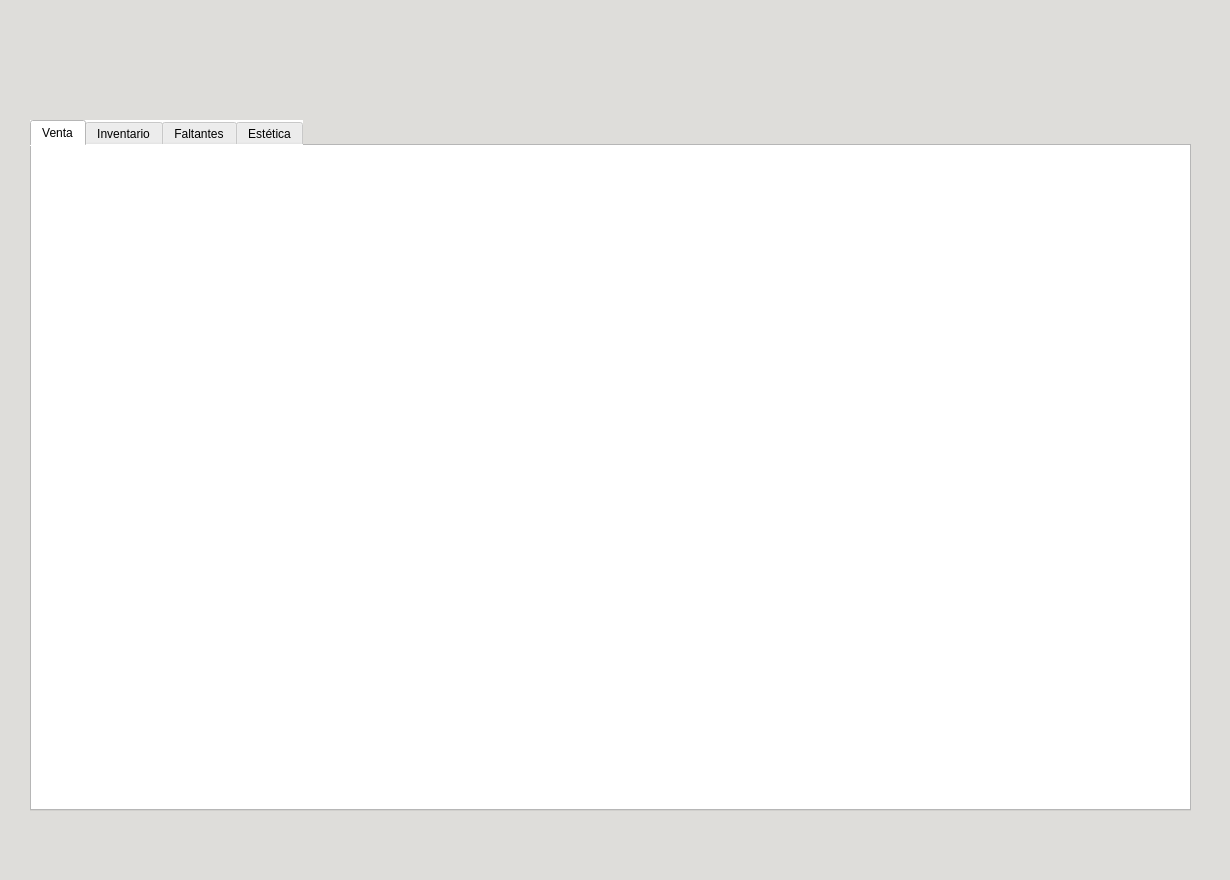
Qt form UI/main.ui (nssmelmsr/CentroVeterinario) before a commit.
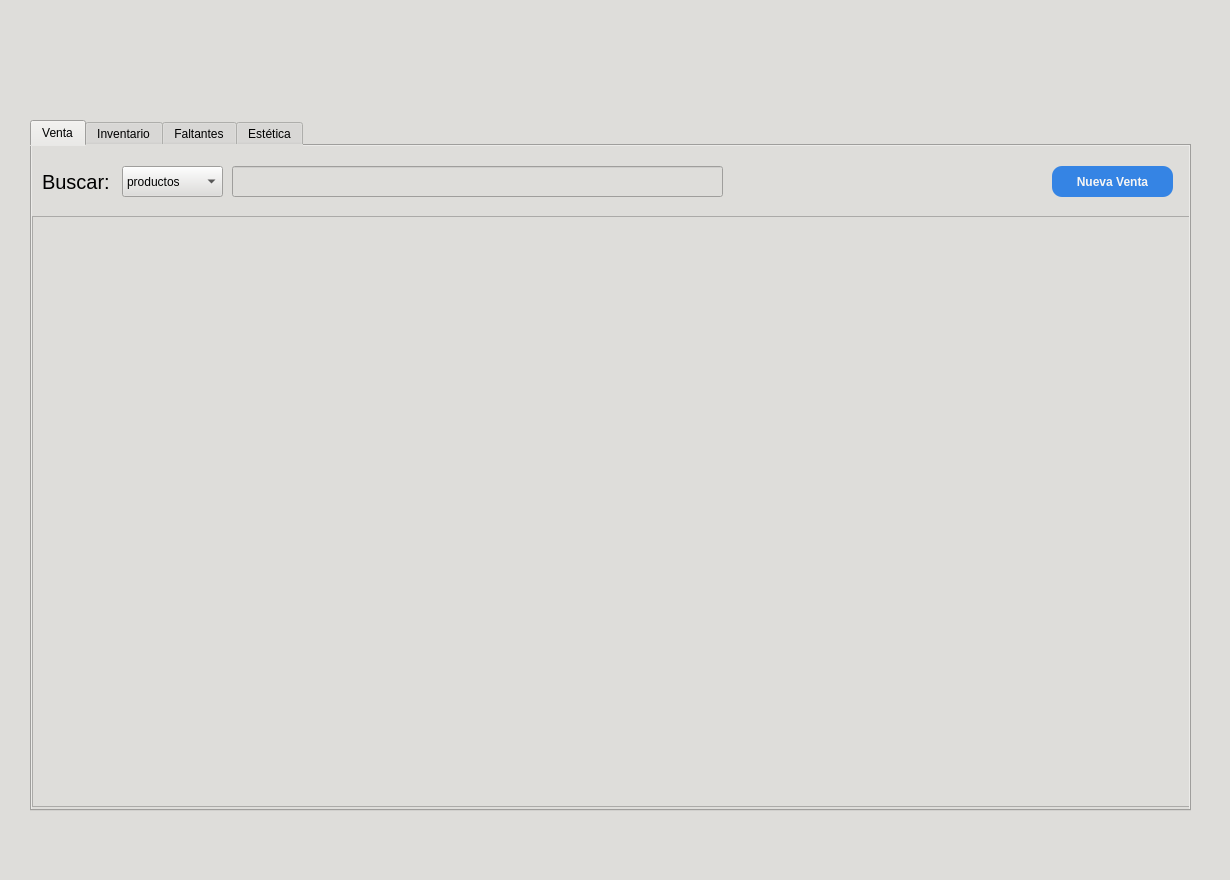
The same form after that commit. The open tabs and pages were chosen to show the change. Icons and pictures are not drawn.

What changed in the file:
```diff
--- a/UI/main.ui
+++ b/UI/main.ui
@@ -306,7 +306,7 @@
        </rect>
       </property>
       <property name="styleSheet">
-       <string notr="true">background-color:rgba(255, 255, 255, 0);background-color:rgba(0, 0, 0, 0);background-color:rgba(255, 255, 255, 255);color:black</string>
+       <string notr="true">background-color:rgb(222, 221, 218);color:black</string>
       </property>
       <property name="currentIndex">
        <number>1</number>
@@ -315,6 +315,138 @@
        <attribute name="title">
         <string>Venta</string>
        </attribute>
+       <widget class="QScrollArea" name="contenedor_cuentas">
+        <property name="geometry">
+         <rect>
+          <x>0</x>
+          <y>70</y>
+          <width>1161</width>
+          <height>591</height>
+         </rect>
+        </property>
+        <property name="widgetResizable">
+         <bool>true</bool>
+        </property>
+        <widget class="QWidget" name="scrollAreaWidgetContents">
+         <property name="geometry">
+          <rect>
+           <x>0</x>
+           <y>0</y>
+           <width>1159</width>
+           <height>589</height>
+          </rect>
+         </property>
+         <widget class="QWidget" name="horizontalLayoutWidget">
+          <property name="geometry">
+           <rect>
+            <x>0</x>
+            <y>0</y>
+            <width>1151</width>
+            <height>581</height>
+           </rect>
+          </property>
+          <layout class="QHBoxLayout" name="HLayout">
+           <property name="leftMargin">
+            <number>2</number>
+           </property>
+           <property name="topMargin">
+            <number>1</number>
+           </property>
+           <property name="rightMargin">
+            <number>1</number>
+           </property>
+           <property name="bottomMargin">
+            <number>1</number>
+           </property>
+          </layout>
+         </widget>
+        </widget>
+       </widget>
+       <widget class="QLabel" name="label_search_2">
+        <property name="geometry">
+         <rect>
+          <x>10</x>
+          <y>20</y>
+          <width>70</width>
+          <height>31</height>
+         </rect>
+        </property>
+        <property name="font">
+         <font>
+          <pointsize>15</pointsize>
+         </font>
+        </property>
+        <property name="text">
+         <string>Buscar:</string>
+        </property>
+       </widget>
+       <widget class="QLineEdit" name="inv_le_2">
+        <property name="geometry">
+         <rect>
+          <x>200</x>
+          <y>20</y>
+          <width>491</width>
+          <height>31</height>
+         </rect>
+        </property>
+        <property name="contextMenuPolicy">
+         <enum>Qt::NoContextMenu</enum>
+        </property>
+       </widget>
+       <widget class="QComboBox" name="inv_comboBox_2">
+        <property name="geometry">
+         <rect>
+          <x>90</x>
+          <y>20</y>
+          <width>101</width>
+          <height>31</height>
+         </rect>
+        </property>
+        <item>
+         <property name="text">
+          <string>productos</string>
+         </property>
+        </item>
+        <item>
+         <property name="text">
+          <string>servicios</string>
+         </property>
+        </item>
+       </widget>
+       <widget class="QPushButton" name="venta_btn">
+        <property name="geometry">
+         <rect>
+          <x>1020</x>
+          <y>20</y>
+          <width>121</width>
+          <height>31</height>
+         </rect>
+        </property>
+        <property name="font">
+         <font>
+          <weight>75</weight>
+          <bold>true</bold>
+         </font>
+        </property>
+        <property name="autoFillBackground">
+         <bool>false</bool>
+        </property>
+        <property name="styleSheet">
+         <string notr="true">background-color:rgb(53, 132, 228); color: rgb(246, 245, 244); border-radius:10px;</string>
+        </property>
+        <property name="text">
+         <string>Nueva Venta</string>
+        </property>
+        <property name="shortcut">
+         <string>Return</string>
+        </property>
+        <property name="autoRepeat">
+         <bool>false</bool>
+        </property>
+        <property name="default">
+         <bool>false</bool>
+        </property>
+       </widget>
       </widget>
       <widget class="QWidget" name="tab_inventario">
        <attribute name="title">
```
Left out of the diff: 61 changed lines with no effect on the pictures.
